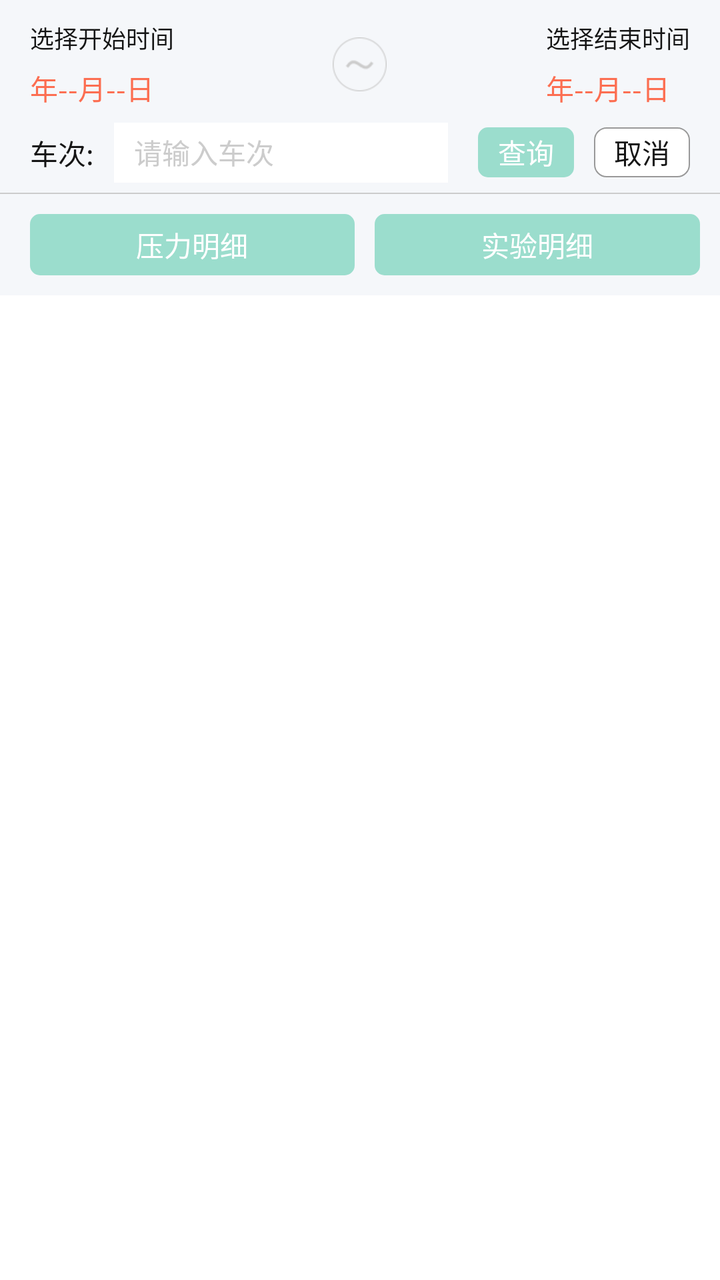
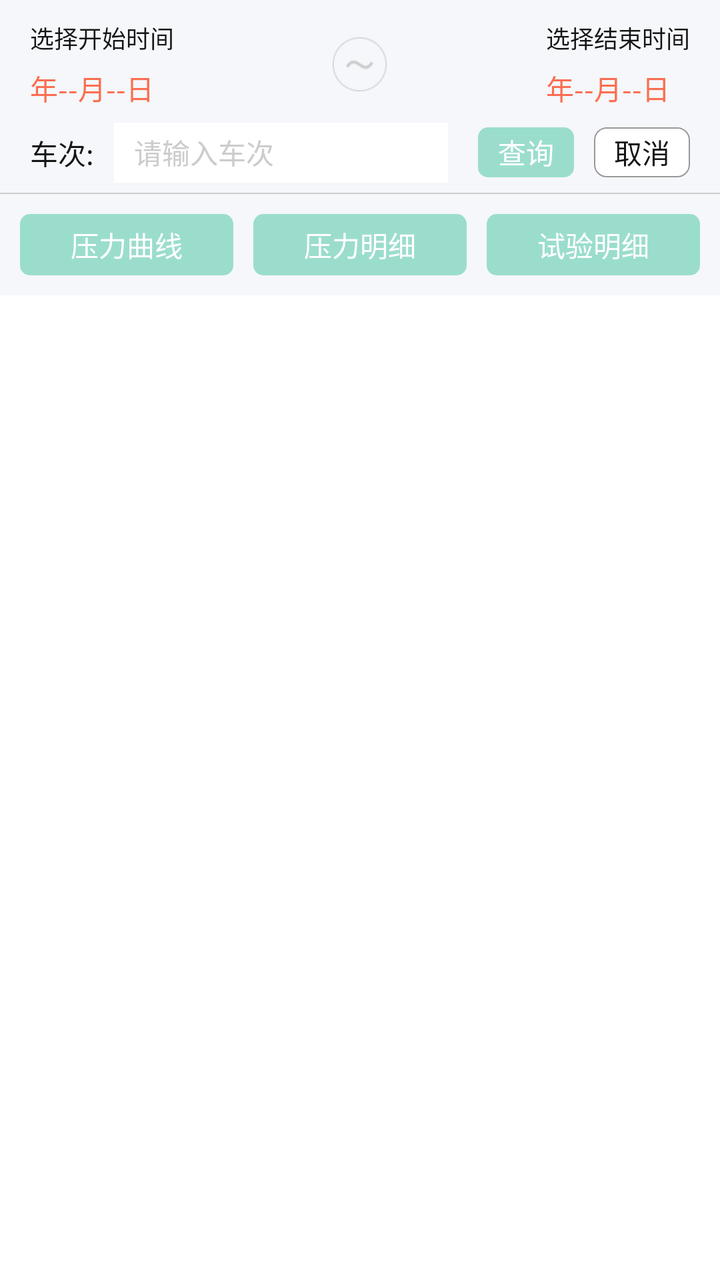

The first picture is an Android layout as it rendered before a commit; the second is the same layout after the commit. The layout source and the unified diff follow.
<!-- AndroidManifest.xml: application theme Theme.AppCompat.Light.NoActionBar -->
<!-- res/layout/activity_search.xml -->
<?xml version="1.0" encoding="utf-8"?>
<LinearLayout xmlns:android="http://schemas.android.com/apk/res/android"
    xmlns:app="http://schemas.android.com/apk/res-auto"
    xmlns:tools="http://schemas.android.com/tools"
    android:layout_width="match_parent"
    android:layout_height="match_parent"
    android:orientation="vertical"
    android:background="@color/color_white"
    tools:context=".Activitys.SearchActivity">
    <LinearLayout
        android:layout_width="match_parent"
        android:layout_height="wrap_content"
        android:orientation="vertical"
        android:paddingLeft="@dimen/space_15"
        android:paddingRight="@dimen/space_15"
        android:paddingBottom="@dimen/space_5"
        android:paddingTop="@dimen/space_10"
        android:background="@color/color_bg">
        <RelativeLayout
            android:id="@+id/relative_time"
            android:layout_width="match_parent"
            android:layout_height="wrap_content">

            <LinearLayout
                android:id="@+id/starttime_layout"
                android:layout_width="wrap_content"
                android:layout_height="wrap_content"
                android:orientation="vertical"
                android:layout_centerVertical="true">
                <TextView
                    android:layout_width="wrap_content"
                    android:layout_height="wrap_content"
                    android:textSize="@dimen/text_size_12"
                    android:textColor="@color/color_black"
                    android:text="选择开始时间"
                    android:layout_marginRight="@dimen/space_5"
                    android:layout_marginBottom="@dimen/space_6"/>
                <TextView
                    android:id="@+id/start_date_tv"
                    android:layout_width="wrap_content"
                    android:layout_height="wrap_content"
                    android:textSize="@dimen/text_size_14"
                    android:textColor="@color/color_orange"
                    android:text="年--月--日"/>
            </LinearLayout>

            <ImageView
                android:layout_width="27dp"
                android:layout_height="27dp"
                android:background="@mipmap/icon_to"
                android:layout_centerInParent="true"/>

            <LinearLayout
                android:id="@+id/endtime_layout"
                android:layout_width="wrap_content"
                android:layout_height="wrap_content"
                android:orientation="vertical"
                android:layout_alignParentRight="true"
                android:layout_centerVertical="true">
                <TextView
                    android:layout_width="wrap_content"
                    android:layout_height="wrap_content"
                    android:textSize="@dimen/text_size_12"
                    android:textColor="@color/color_black"
                    android:text="选择结束时间"
                    android:layout_marginBottom="@dimen/space_6"/>
                <TextView
                    android:id="@+id/end_date_tv"
                    android:layout_width="wrap_content"
                    android:layout_height="wrap_content"
                    android:textSize="@dimen/text_size_14"
                    android:textColor="@color/color_orange"
                    android:text="年--月--日"/>

            </LinearLayout>
        </RelativeLayout>
        <RelativeLayout
            android:layout_width="match_parent"
            android:layout_height="wrap_content"
            android:layout_marginTop="@dimen/space_7">
            <TextView
                android:id="@+id/cancle"
                android:layout_width="wrap_content"
                android:layout_height="@dimen/space_25"
                android:text="取消"
                android:textColor="@color/color_black"
                android:textSize="@dimen/text_size_14"
                android:layout_alignParentRight="true"
                android:layout_centerVertical="true"
                android:background="@drawable/bg_white_line_gray"
                android:paddingRight="@dimen/space_10"
                android:paddingLeft="@dimen/space_10"
                android:gravity="center"
                android:layout_marginLeft="@dimen/space_10"/>
            <TextView
                android:id="@+id/btn_query"
                android:layout_width="wrap_content"
                android:layout_height="@dimen/space_25"
                android:text="查询"
                android:textColor="@color/color_white"
                android:textSize="@dimen/text_size_14"
                android:background="@drawable/shape_corn_login"
                android:paddingRight="@dimen/space_10"
                android:paddingLeft="@dimen/space_10"
                android:layout_toLeftOf="@id/cancle"
                android:layout_centerVertical="true"
                android:gravity="center"/>
            <LinearLayout
                android:layout_toLeftOf="@id/btn_query"
                android:layout_width="match_parent"
                android:layout_height="30dp"
                android:orientation="horizontal"
                android:layout_centerVertical="true"
                android:gravity="center_vertical"
                android:layout_marginRight="@dimen/space_15">
                <TextView
                    android:id="@+id/back_iv"
                    android:text="车次:"
                    android:textSize="@dimen/text_size_14"
                    android:textColor="@color/color_black"
                    android:layout_width="wrap_content"
                    android:layout_height="wrap_content"/>

                <EditText
                    android:id="@+id/edt_trainNo"
                    android:layout_width="match_parent"
                    android:layout_height="wrap_content"
                    android:layout_centerInParent="true"
                    android:background="@color/color_white"
                    android:hint="请输入车次"
                    android:inputType="text"
                    android:singleLine="true"
                    android:textColorHint="@color/color_gray_c"
                    android:textSize="@dimen/text_size_14"
                    android:layout_marginLeft="@dimen/space_10"
                    android:paddingTop="@dimen/space_5"
                    android:paddingBottom="@dimen/space_5"
                    android:paddingLeft="@dimen/space_10"
                    android:paddingRight="@dimen/space_10"/>
            </LinearLayout>
        </RelativeLayout>
    </LinearLayout>
    <View
        android:id="@+id/line"
        android:layout_width="match_parent"
        android:layout_height="0.5dp"
        android:background="@color/color_gray_c"/>
    <LinearLayout
        android:layout_width="match_parent"
        android:layout_height="wrap_content"
        android:orientation="horizontal"
        android:layout_below="@id/line"
        android:padding="@dimen/space_10"
        android:background="@color/color_bg">

        <TextView
            android:layout_width="0dp"
            android:layout_height="wrap_content"
            android:layout_marginRight="@dimen/space_5"
            android:layout_weight="1"
            android:background="@drawable/shape_corn_login"
            android:gravity="center"
            android:paddingTop="@dimen/space_5"
            android:paddingBottom="@dimen/space_5"
            android:text="压力曲线"
            android:textColor="@color/color_white"
            android:textSize="@dimen/text_size_14"
            android:visibility="gone" />
        <TextView
            android:id="@+id/tv_pressure"
            android:layout_width="0dp"
            android:layout_height="wrap_content"
            android:text="压力明细"
            android:textColor="@color/color_white"
            android:textSize="@dimen/text_size_14"
            android:background="@drawable/shape_corn_login"
            android:layout_weight="1"
            android:gravity="center"
            android:paddingTop="@dimen/space_5"
            android:paddingBottom="@dimen/space_5"
            android:layout_marginLeft="@dimen/space_5"
            android:layout_marginRight="@dimen/space_5"/>
        <TextView
            android:id="@+id/tv_test"
            android:layout_width="0dp"
            android:layout_height="wrap_content"
            android:text="实验明细"
            android:textColor="@color/color_white"
            android:textSize="@dimen/text_size_14"
            android:background="@drawable/shape_corn_login"
            android:layout_weight="1"
            android:gravity="center"
            android:paddingTop="@dimen/space_5"
            android:paddingBottom="@dimen/space_5"
            android:layout_marginLeft="@dimen/space_5"/>
    </LinearLayout>
    <ListView
        android:id="@+id/mListView"
        android:layout_width="match_parent"
        android:layout_height="match_parent"
        android:layout_weight="1"
        android:divider="@android:color/transparent"
        android:dividerHeight="0dp"
        android:scrollbars="none"
        android:listSelector="@color/color_bg"></ListView>

</LinearLayout>
<!-- resources referenced by this layout -->
<resources>
  <color name="color_bg">#f5f7fa</color>
  <color name="color_black">#151515</color>
  <color name="color_gray_c">#CCCCCC</color>
  <color name="color_orange">#FC6E51</color>
  <color name="color_white">#FFFFFF</color>
  <dimen name="space_10">10dp</dimen>
  <dimen name="space_15">15dp</dimen>
  <dimen name="space_25">25dp</dimen>
  <dimen name="space_5">5dp</dimen>
  <dimen name="space_6">6dp</dimen>
  <dimen name="space_7">7dp</dimen>
  <dimen name="text_size_12">12sp</dimen>
  <dimen name="text_size_14">14sp</dimen>
  <!-- drawable bg_white_line_gray (drawable) -->
  <?xml version="1.0" encoding="utf-8"?>
  <shape xmlns:android="http://schemas.android.com/apk/res/android">
      <corners android:radius="6dp"/>
      <solid android:color="@color/color_white"/>
      <stroke android:color="#999999" android:width="0.5dp"/>
  </shape>
  <!-- drawable shape_corn_login (drawable) -->
  <?xml version="1.0" encoding="utf-8"?>
  <shape xmlns:android="http://schemas.android.com/apk/res/android" >
  
      <corners android:radius="15.0px" />
  
      
          
          
          
          
  
      <solid android:color="@color/login_button" />
  
  </shape>
  <!-- mipmap icon_to: png bitmap (mipmap-hdpi, 2214 bytes) -->
  <color name="login_button">#9BDDCD</color>
</resources>

<!-- the commit's change to res/layout/activity_search.xml (unified diff, before → after) -->
@@ -6,7 +6,7 @@
     android:layout_height="match_parent"
     android:orientation="vertical"
     android:background="@color/color_white"
-    tools:context=".Activitys.SearchActivity">
+    tools:context=".activitys.SearchActivity">
     <LinearLayout
         android:layout_width="match_parent"
         android:layout_height="wrap_content"
@@ -154,6 +154,7 @@
         android:background="@color/color_bg">
 
         <TextView
+            android:id="@+id/tv_chart"
             android:layout_width="0dp"
             android:layout_height="wrap_content"
             android:layout_marginRight="@dimen/space_5"
@@ -165,7 +166,7 @@
             android:text="压力曲线"
             android:textColor="@color/color_white"
             android:textSize="@dimen/text_size_14"
-            android:visibility="gone" />
+            android:visibility="visible" />
         <TextView
             android:id="@+id/tv_pressure"
             android:layout_width="0dp"
@@ -184,7 +185,7 @@
             android:id="@+id/tv_test"
             android:layout_width="0dp"
             android:layout_height="wrap_content"
-            android:text="实验明细"
+            android:text="试验明细"
             android:textColor="@color/color_white"
             android:textSize="@dimen/text_size_14"
             android:background="@drawable/shape_corn_login"
